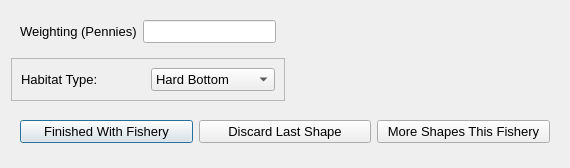
The window that mlpa_southcoast/Interview/nextpolygon.ui (Ecotrust/openoceanmap-desktop) describes before a commit, drawn with Qt 5.
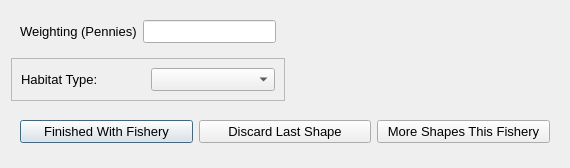
The same window after the commit.

Diff of the .ui file:
```diff
--- a/mlpa_southcoast/Interview/nextpolygon.ui
+++ b/mlpa_southcoast/Interview/nextpolygon.ui
@@ -97,6 +97,11 @@
               <pointsize>10</pointsize>
              </font>
             </property>
+            <item>
+             <property name="text" >
+              <string/>
+             </property>
+            </item>
             <item>
              <property name="text" >
               <string>Hard Bottom</string>
```
Left out of the diff: 10 changed lines with no effect on the pictures.
